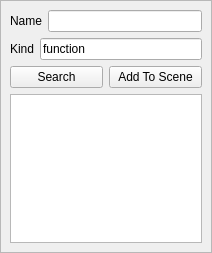
First picture: the form in CodeViewPy/ui/Search.ui, repository league1991/CodeAtlasSublime, before the edit.
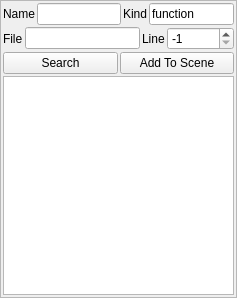
Second picture: the form after the edit.

Commit message: 1. add edit sync 2. fix several bugs caused by thread communication 3. add bezier edge style

Diff of the .ui file:
```diff
--- a/CodeViewPy/ui/Search.ui
+++ b/CodeViewPy/ui/Search.ui
@@ -6,10 +6,16 @@
    <rect>
     <x>0</x>
     <y>0</y>
-    <width>212</width>
-    <height>253</height>
+    <width>237</width>
+    <height>298</height>
    </rect>
   </property>
+  <property name="sizePolicy">
+   <sizepolicy hsizetype="Expanding" vsizetype="Preferred">
+    <horstretch>0</horstretch>
+    <verstretch>0</verstretch>
+   </sizepolicy>
+  </property>
   <property name="windowTitle">
    <string>Search</string>
   </property>
@@ -21,11 +27,17 @@
     <rect>
      <x>0</x>
      <y>0</y>
-     <width>210</width>
-     <height>251</height>
+     <width>235</width>
+     <height>296</height>
     </rect>
    </property>
    <layout class="QVBoxLayout" name="verticalLayout">
+    <property name="spacing">
+     <number>2</number>
+    </property>
+    <property name="margin">
+     <number>2</number>
+    </property>
     <item>
      <layout class="QHBoxLayout" name="horizontalLayout">
       <item>
@@ -38,10 +50,6 @@
       <item>
        <widget class="QLineEdit" name="inputEdit"/>
       </item>
-     </layout>
-    </item>
-    <item>
-     <layout class="QHBoxLayout" name="horizontalLayout_2">
       <item>
        <widget class="QLabel" name="label">
         <property name="text">
@@ -58,6 +66,44 @@
       </item>
      </layout>
     </item>
+    <item>
+     <layout class="QHBoxLayout" name="horizontalLayout_2">
+      <item>
+       <widget class="QLabel" name="label_3">
+        <property name="text">
+         <string>File</string>
+        </property>
+       </widget>
+      </item>
+      <item>
+       <widget class="QLineEdit" name="fileEdit">
+        <property name="text">
+         <string/>
+        </property>
+       </widget>
+      </item>
+      <item>
+       <widget class="QLabel" name="label_4">
+        <property name="text">
+         <string>Line</string>
+        </property>
+       </widget>
+      </item>
+      <item>
+       <widget class="QSpinBox" name="lineBox">
+        <property name="minimum">
+         <number>-1</number>
+        </property>
+        <property name="maximum">
+         <number>100000</number>
+        </property>
+        <property name="value">
+         <number>-1</number>
+        </property>
+       </widget>
+      </item>
+     </layout>
+    </item>
     <item>
      <layout class="QHBoxLayout" name="horizontalLayout_3">
       <item>
```
Left out of the diff: 12 changed lines with no effect on the pictures. The commit also changes 12 other files.
